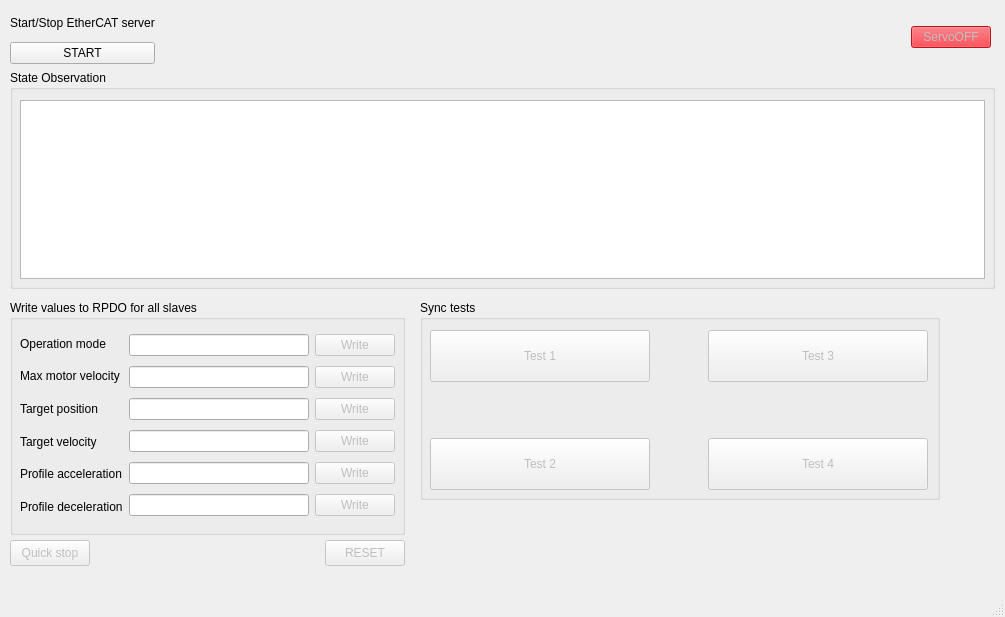
aplopin/ECMaster, file mainwindow.ui: the form before one commit.
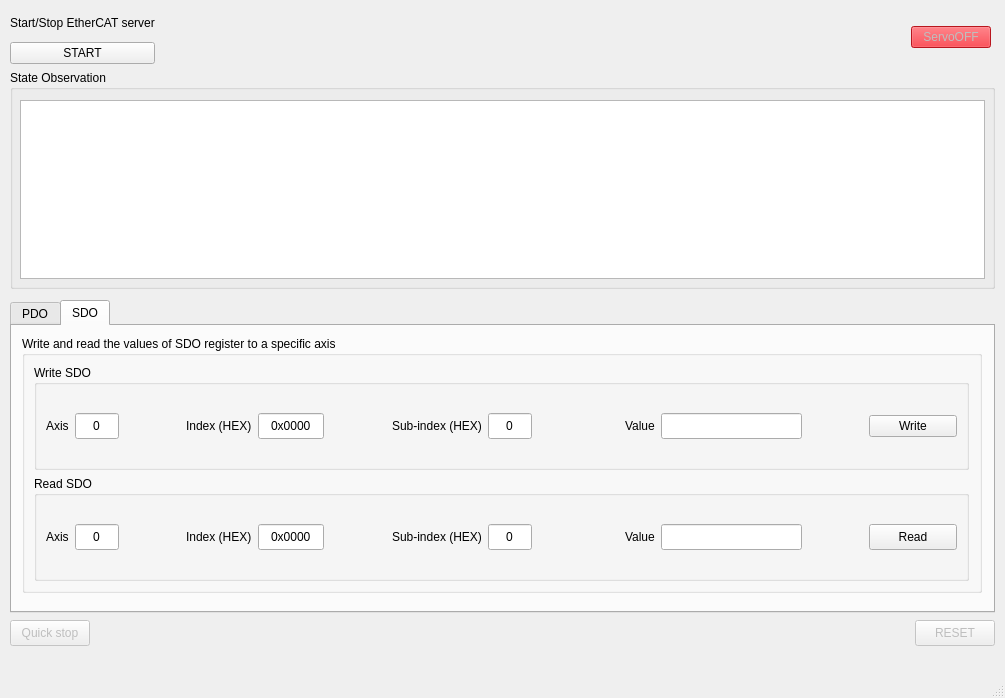
The form after the commit.

The edit to the form file:
```diff
--- a/mainwindow.ui
+++ b/mainwindow.ui
@@ -7,7 +7,7 @@
     <x>0</x>
     <y>0</y>
     <width>1005</width>
-    <height>617</height>
+    <height>698</height>
    </rect>
   </property>
   <property name="sizePolicy">
@@ -216,7 +216,7 @@
     <property name="geometry">
      <rect>
       <x>10</x>
-      <y>540</y>
+      <y>620</y>
       <width>80</width>
       <height>26</height>
      </rect>
@@ -231,8 +231,8 @@
     </property>
     <property name="geometry">
      <rect>
-      <x>325</x>
-      <y>540</y>
+      <x>915</x>
+      <y>620</y>
       <width>80</width>
       <height>26</height>
      </rect>
@@ -241,26 +241,60 @@
      <string>RESET</string>
     </property>
    </widget>
+   <widget class="QTabWidget" name="tabWidget">
+    <property name="geometry">
+     <rect>
+      <x>10</x>
+      <y>300</y>
+      <width>985</width>
+      <height>313</height>
+     </rect>
+    </property>
+    <property name="minimumSize">
+     <size>
+      <width>985</width>
+      <height>313</height>
+     </size>
+    </property>
+    <property name="maximumSize">
+     <size>
+      <width>985</width>
+      <height>313</height>
+     </size>
+    </property>
+    <property name="currentIndex">
+     <number>1</number>
+    </property>
+    <widget class="QWidget" name="tab">
+     <attribute name="title">
+      <string>PDO</string>
+     </attribute>
    <widget class="QGroupBox" name="groupBox">
+      <property name="enabled">
+       <bool>true</bool>
+      </property>
     <property name="geometry">
      <rect>
       <x>10</x>
-      <y>300</y>
-      <width>395</width>
-      <height>235</height>
-     </rect>
-    </property>
+        <y>10</y>
+        <width>960</width>
+        <height>257</height>
+       </rect>
+      </property>
+      <property name="minimumSize">
+       <size>
+        <width>960</width>
+        <height>257</height>
+       </size>
+      </property>
+      <property name="maximumSize">
+       <size>
+        <width>960</width>
+        <height>257</height>
+       </size>
+      </property>
     <property name="title">
-     <string>Write values to RPDO for all slaves</string>
-    </property>
-    <widget class="QWidget" name="layoutWidget">
-     <property name="geometry">
-      <rect>
-       <x>10</x>
-       <y>30</y>
-       <width>375</width>
-       <height>190</height>
-      </rect>
+       <string>Write the values of PDO register to all slaves</string>
      </property>
      <layout class="QHBoxLayout" name="horizontalLayout_4">
       <item>
@@ -398,176 +432,456 @@
      </layout>
     </widget>
    </widget>
-   <widget class="QGroupBox" name="groupBox_3">
-    <property name="geometry">
-     <rect>
-      <x>420</x>
-      <y>300</y>
-      <width>520</width>
-      <height>200</height>
-     </rect>
-    </property>
-    <property name="title">
-     <string>Sync tests</string>
-    </property>
-    <widget class="QWidget" name="">
+    <widget class="QWidget" name="tab_sdo">
+     <attribute name="title">
+      <string>SDO</string>
+     </attribute>
+     <widget class="QGroupBox" name="groupBox_4">
      <property name="geometry">
       <rect>
        <x>10</x>
-       <y>30</y>
-       <width>498</width>
-       <height>160</height>
-      </rect>
-     </property>
-     <layout class="QHBoxLayout" name="horizontalLayout_2">
+        <y>10</y>
+        <width>960</width>
+        <height>257</height>
+       </rect>
+      </property>
+      <property name="minimumSize">
+       <size>
+        <width>960</width>
+        <height>257</height>
+       </size>
+      </property>
+      <property name="maximumSize">
+       <size>
+        <width>960</width>
+        <height>257</height>
+       </size>
+      </property>
+      <property name="title">
+       <string>Write and read the values of SDO register to a specific axis </string>
+      </property>
+      <layout class="QVBoxLayout" name="verticalLayout_4">
       <item>
-       <layout class="QVBoxLayout" name="verticalLayout_2">
+        <widget class="QGroupBox" name="groupBox_8">
+         <property name="minimumSize">
+          <size>
+           <width>935</width>
+           <height>0</height>
+          </size>
+         </property>
+         <property name="maximumSize">
+          <size>
+           <width>935</width>
+           <height>16777215</height>
+          </size>
+         </property>
+         <property name="title">
+          <string>Write SDO</string>
+         </property>
+         <layout class="QHBoxLayout" name="horizontalLayout_7">
         <item>
-         <widget class="QPushButton" name="btnTest1">
-          <property name="enabled">
+           <widget class="QLabel" name="label_14">
+            <property name="layoutDirection">
+             <enum>Qt::LeftToRight</enum>
+            </property>
+            <property name="text">
+             <string>Axis</string>
+            </property>
+            <property name="wordWrap">
            <bool>false</bool>
           </property>
-          <property name="sizePolicy">
-           <sizepolicy hsizetype="Fixed" vsizetype="Fixed">
-            <horstretch>0</horstretch>
-            <verstretch>0</verstretch>
-           </sizepolicy>
-          </property>
+           </widget>
+          </item>
+          <item>
+           <widget class="QLineEdit" name="lineEdit_13">
+            <property name="minimumSize">
+             <size>
+              <width>44</width>
+              <height>26</height>
+             </size>
+            </property>
+            <property name="maximumSize">
+             <size>
+              <width>44</width>
+              <height>26</height>
+             </size>
+            </property>
+            <property name="text">
+             <string>0</string>
+            </property>
+            <property name="alignment">
+             <set>Qt::AlignCenter</set>
+            </property>
+           </widget>
+          </item>
+          <item>
+           <spacer name="horizontalSpacer_15">
+            <property name="orientation">
+             <enum>Qt::Horizontal</enum>
+            </property>
+            <property name="sizeHint" stdset="0">
+             <size>
+              <width>39</width>
+              <height>20</height>
+             </size>
+            </property>
+           </spacer>
+          </item>
+          <item>
+           <widget class="QLabel" name="label_15">
+            <property name="text">
+             <string>Index (HEX)</string>
+            </property>
+           </widget>
+          </item>
+          <item>
+           <widget class="QLineEdit" name="lineEdit_14">
           <property name="minimumSize">
            <size>
-            <width>220</width>
-            <height>52</height>
+              <width>66</width>
+              <height>26</height>
            </size>
           </property>
           <property name="maximumSize">
            <size>
-            <width>220</width>
-            <height>52</height>
+              <width>66</width>
+              <height>26</height>
            </size>
           </property>
           <property name="text">
-           <string>Test 1</string>
-          </property>
+             <string>0x0000</string>
+            </property>
+            <property name="alignment">
+             <set>Qt::AlignCenter</set>
+            </property>
          </widget>
         </item>
         <item>
-         <spacer name="verticalSpacer">
+           <spacer name="horizontalSpacer_16">
           <property name="orientation">
-           <enum>Qt::Vertical</enum>
+             <enum>Qt::Horizontal</enum>
           </property>
           <property name="sizeHint" stdset="0">
            <size>
-            <width>20</width>
-            <height>40</height>
+              <width>27</width>
+              <height>20</height>
            </size>
           </property>
          </spacer>
         </item>
         <item>
-         <widget class="QPushButton" name="btnTest2">
-          <property name="enabled">
-           <bool>false</bool>
-          </property>
-          <property name="sizePolicy">
-           <sizepolicy hsizetype="Fixed" vsizetype="Fixed">
-            <horstretch>0</horstretch>
-            <verstretch>0</verstretch>
-           </sizepolicy>
-          </property>
+           <widget class="QLabel" name="label_16">
+            <property name="text">
+             <string>Sub-index (HEX)</string>
+            </property>
+           </widget>
+          </item>
+          <item>
+           <widget class="QLineEdit" name="lineEdit_15">
+            <property name="minimumSize">
+             <size>
+              <width>44</width>
+              <height>26</height>
+             </size>
+            </property>
+            <property name="maximumSize">
+             <size>
+              <width>44</width>
+              <height>26</height>
+             </size>
+            </property>
+            <property name="text">
+             <string>0</string>
+            </property>
+            <property name="alignment">
+             <set>Qt::AlignCenter</set>
+            </property>
+           </widget>
+          </item>
+          <item>
+           <spacer name="horizontalSpacer_17">
+            <property name="orientation">
+             <enum>Qt::Horizontal</enum>
+            </property>
+            <property name="sizeHint" stdset="0">
+             <size>
+              <width>87</width>
+              <height>20</height>
+             </size>
+            </property>
+           </spacer>
+          </item>
+          <item>
+           <widget class="QLabel" name="label_17">
+            <property name="text">
+             <string>Value</string>
+            </property>
+           </widget>
+          </item>
+          <item>
+           <widget class="QLineEdit" name="lineEdit_16">
           <property name="minimumSize">
            <size>
-            <width>220</width>
-            <height>52</height>
+              <width>141</width>
+              <height>26</height>
            </size>
           </property>
           <property name="maximumSize">
            <size>
-            <width>220</width>
-            <height>52</height>
+              <width>141</width>
+              <height>26</height>
            </size>
           </property>
           <property name="text">
-           <string>Test 2</string>
+             <string/>
           </property>
          </widget>
         </item>
-       </layout>
+          <item>
+           <spacer name="horizontalSpacer_18">
+            <property name="orientation">
+             <enum>Qt::Horizontal</enum>
+            </property>
+            <property name="sizeHint" stdset="0">
+             <size>
+              <width>57</width>
+              <height>20</height>
+             </size>
+            </property>
+           </spacer>
+          </item>
+          <item>
+           <widget class="QPushButton" name="pushButton_4">
+            <property name="minimumSize">
+             <size>
+              <width>88</width>
+              <height>0</height>
+             </size>
+            </property>
+            <property name="maximumSize">
+             <size>
+              <width>88</width>
+              <height>16777215</height>
+             </size>
+            </property>
+            <property name="text">
+             <string>Write</string>
+            </property>
+           </widget>
+          </item>
+         </layout>
+        </widget>
       </item>
       <item>
-       <spacer name="horizontalSpacer_2">
+        <widget class="QGroupBox" name="groupBox_7">
+         <property name="minimumSize">
+          <size>
+           <width>935</width>
+           <height>0</height>
+          </size>
+         </property>
+         <property name="maximumSize">
+          <size>
+           <width>935</width>
+           <height>16777215</height>
+          </size>
+         </property>
+         <property name="title">
+          <string>Read SDO</string>
+         </property>
+         <layout class="QHBoxLayout" name="horizontalLayout_6">
+          <item>
+           <widget class="QLabel" name="label_10">
+            <property name="layoutDirection">
+             <enum>Qt::LeftToRight</enum>
+            </property>
+            <property name="text">
+             <string>Axis</string>
+            </property>
+            <property name="wordWrap">
+             <bool>false</bool>
+            </property>
+           </widget>
+          </item>
+          <item>
+           <widget class="QLineEdit" name="lineEdit_9">
+            <property name="minimumSize">
+             <size>
+              <width>44</width>
+              <height>26</height>
+             </size>
+            </property>
+            <property name="maximumSize">
+             <size>
+              <width>44</width>
+              <height>26</height>
+             </size>
+            </property>
+            <property name="text">
+             <string>0</string>
+            </property>
+            <property name="alignment">
+             <set>Qt::AlignCenter</set>
+            </property>
+           </widget>
+          </item>
+          <item>
+           <spacer name="horizontalSpacer_11">
         <property name="orientation">
          <enum>Qt::Horizontal</enum>
         </property>
         <property name="sizeHint" stdset="0">
          <size>
-          <width>40</width>
+              <width>39</width>
           <height>20</height>
          </size>
         </property>
        </spacer>
       </item>
       <item>
-       <layout class="QVBoxLayout" name="verticalLayout_3">
+           <widget class="QLabel" name="label_11">
+            <property name="text">
+             <string>Index (HEX)</string>
+            </property>
+           </widget>
+          </item>
         <item>
-         <widget class="QPushButton" name="btnTest3">
-          <property name="enabled">
-           <bool>false</bool>
-          </property>
+           <widget class="QLineEdit" name="lineEdit_10">
+            <property name="minimumSize">
+             <size>
+              <width>66</width>
+              <height>26</height>
+             </size>
+            </property>
+            <property name="maximumSize">
+             <size>
+              <width>66</width>
+              <height>26</height>
+             </size>
+            </property>
+            <property name="text">
+             <string>0x0000</string>
+            </property>
+            <property name="alignment">
+             <set>Qt::AlignCenter</set>
+            </property>
+           </widget>
+          </item>
+          <item>
+           <spacer name="horizontalSpacer_12">
+            <property name="orientation">
+             <enum>Qt::Horizontal</enum>
+            </property>
+            <property name="sizeHint" stdset="0">
+             <size>
+              <width>27</width>
+              <height>20</height>
+             </size>
+            </property>
+           </spacer>
+          </item>
+          <item>
+           <widget class="QLabel" name="label_12">
+            <property name="text">
+             <string>Sub-index (HEX)</string>
+            </property>
+           </widget>
+          </item>
+          <item>
+           <widget class="QLineEdit" name="lineEdit_11">
           <property name="minimumSize">
            <size>
-            <width>220</width>
-            <height>52</height>
+              <width>44</width>
+              <height>26</height>
            </size>
           </property>
           <property name="maximumSize">
            <size>
-            <width>220</width>
-            <height>52</height>
+              <width>44</width>
+              <height>26</height>
            </size>
           </property>
           <property name="text">
-           <string>Test 3</string>
-          </property>
+             <string>0</string>
+            </property>
+            <property name="alignment">
+             <set>Qt::AlignCenter</set>
+            </property>
          </widget>
         </item>
         <item>
-         <spacer name="verticalSpacer_2">
+           <spacer name="horizontalSpacer_13">
           <property name="orientation">
-           <enum>Qt::Vertical</enum>
+             <enum>Qt::Horizontal</enum>
           </property>
           <property name="sizeHint" stdset="0">
            <size>
-            <width>20</width>
-            <height>40</height>
+              <width>87</width>
+              <height>20</height>
            </size>
           </property>
          </spacer>
         </item>
         <item>
-         <widget class="QPushButton" name="btnTest4">
-          <property name="enabled">
-           <bool>false</bool>
-          </property>
+           <widget class="QLabel" name="label_13">
+            <property name="text">
+             <string>Value</string>
+            </property>
+           </widget>
+          </item>
+          <item>
+           <widget class="QLineEdit" name="lineEdit_12">
           <property name="minimumSize">
            <size>
-            <width>220</width>
-            <height>52</height>
+              <width>141</width>
+              <height>26</height>
            </size>
           </property>
           <property name="maximumSize">
            <size>
-            <width>220</width>
-            <height>52</height>
-           </size>
-          </property>
+              <width>141</width>
+              <height>26</height>
+             </size>
+            </property>
+           </widget>
+          </item>
+          <item>
+           <spacer name="horizontalSpacer_14">
+            <property name="orientation">
+             <enum>Qt::Horizontal</enum>
+            </property>
+            <property name="sizeHint" stdset="0">
+             <size>
+              <width>57</width>
+              <height>20</height>
+             </size>
+            </property>
+           </spacer>
+          </item>
+          <item>
+           <widget class="QPushButton" name="pushButton_3">
+            <property name="minimumSize">
+             <size>
+              <width>88</width>
+              <height>26</height>
+             </size>
+            </property>
+            <property name="maximumSize">
+             <size>
+              <width>88</width>
+              <height>26</height>
+             </size>
+            </property>
           <property name="text">
-           <string>Test 4</string>
+             <string>Read</string>
           </property>
          </widget>
         </item>
        </layout>
-      </item>
-     </layout>
+        </widget>
+       </item>
+      </layout>
+     </widget>
     </widget>
    </widget>
   </widget>
```
Lines whose indentation alone changed are shown as unchanged.
